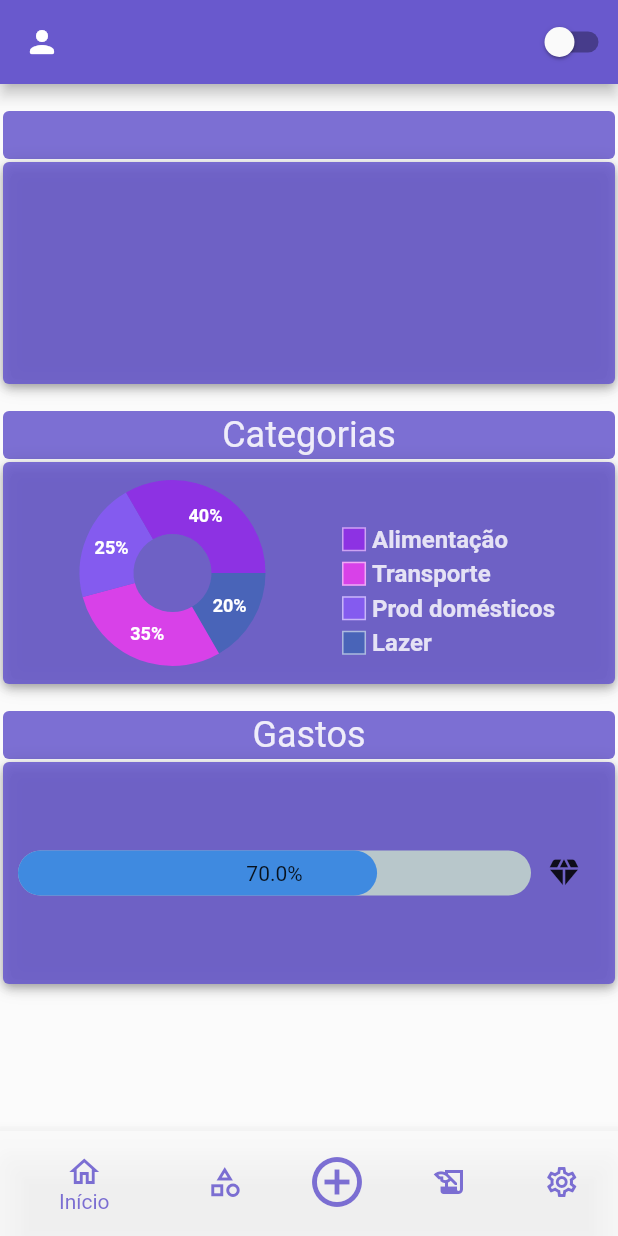
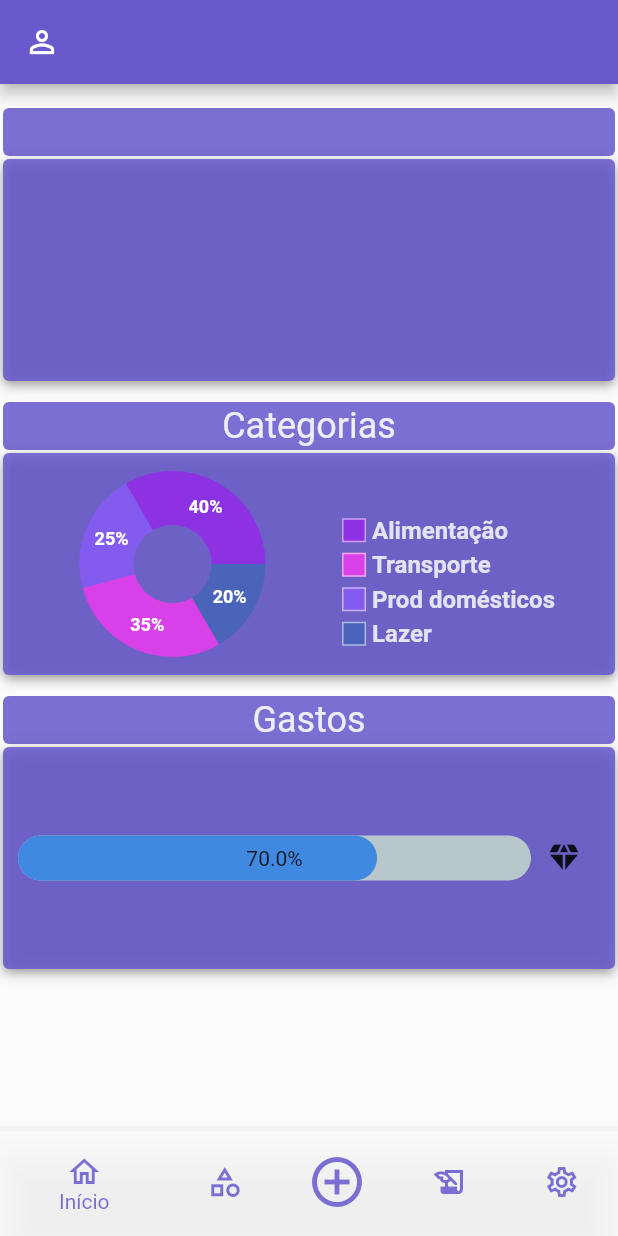
Before and after one commit to proz-tecnologia/PIT03GP06, a Flutter app: the screen it shows after launch, on a phone screen of 412 x 824 dp. Run offline on Flutter 3.47's test engine with Material 2 defaults, Android fonts, the phone set to English and light mode, and no system bars; drawn by our look-alikes of fl_chart, percent_indicator.

Commit message:
Adjustments in feature

```diff
--- a/lib/main.dart
+++ b/lib/main.dart
@@ -19,14 +19,14 @@ class MyApp extends StatelessWidget {
           title: "Crtl'Real",
           theme: ThemeData(
             canvasColor: DarkController.instance.darkmod
-                ? const Color.fromARGB(240, 30, 30, 30)
+                ? Color.fromARGB(255, 41, 41, 41)
                 : const Color.fromARGB(216, 250, 250, 250),
             brightness: DarkController.instance.darkmod
                 ? Brightness.dark
                 : Brightness.light,
             appBarTheme: AppBarTheme(
               backgroundColor: DarkController.instance.darkmod
-                  ? const Color.fromARGB(50, 10, 10, 10)
+                  ? Color.fromARGB(255, 34, 34, 34)
                   : const Color(0xff6959CD),
             ),
           ),
--- a/lib/src/features/home/pages/homepage.dart
+++ b/lib/src/features/home/pages/homepage.dart
@@ -1,12 +1,13 @@
 import 'package:ctrl_real/src/controllers/themes/darmodcontroller.dart';
 import 'package:ctrl_real/src/features/addcategories/pages/addcategorias.dart';
 import 'package:ctrl_real/src/features/historic/pages/historicpage.dart';
-import 'package:ctrl_real/src/features/home/widgets/appbar.dart';
-import 'package:ctrl_real/src/features/home/widgets/bodywidgets/homebody.dart';
+import 'package:ctrl_real/src/features/home/widgets/bodywidgets/balances.dart';
+import 'package:ctrl_real/src/features/home/widgets/bodywidgets/spending.dart';
 import 'package:ctrl_real/src/features/settings/pages/settingspage.dart';
 import 'package:ctrl_real/src/features/home/widgets/drawercustom.dart';
 import 'package:flutter/material.dart';
 import '../../categories/pages/categoriespage.dart';
+import '../widgets/bodywidgets/categories.dart';
 
 class HomePage extends StatefulWidget {
   const HomePage({super.key});
@@ -39,25 +40,33 @@ class _HomePageState extends State<HomePage> {
         child: Scaffold(
       key: _scaffoldKey,
       drawer: const DrawerCuston(),
-      appBar: AppbarCustom(
-        appBar: AppBar(),
+      appBar: AppBar(
         leading: IconButton(
-          icon: const Icon(Icons.person_rounded),
+          icon: const Icon(Icons.person_outline),
           onPressed: () => _scaffoldKey.currentState?.openDrawer(),
         ),
-        widgets: const [
-          ButtonDark(),
-        ],
       ),
       body: PageView(
         onPageChanged: _onItemTapped,
         controller: pagesanimated,
-        children: const [
-          HomeBody(),
-          CategoriesPage(),
-          AddCategories(),
-          HistoricPage(),
-          SettingsPage(),
+        children: [
+          SafeArea(
+              child: SizedBox(
+            height: 653,
+            child: SingleChildScrollView(
+              child: Column(
+                children: const [
+                  Balances(),
+                  Categories(),
+                  Speding(),
+                ],
+              ),
+            ),
+          )),
+          const CategoriesPage(),
+          const AddCategories(),
+          const HistoricPage(),
+          const SettingsPage(),
         ],
       ),
       bottomNavigationBar: AnimatedBuilder(
--- a/lib/src/features/home/widgets/appbar.dart
+++ /dev/null
@@ -1,29 +0,0 @@
-import 'package:flutter/material.dart';
-
-class AppbarCustom extends StatelessWidget implements PreferredSizeWidget {
-  final Image? title;
-  final bool centerTitle = true;
-  final AppBar appBar;
-  final List<Widget>? widgets;
-  final Widget leading;
-
-  const AppbarCustom(
-      {super.key,
-      required this.appBar,
-      this.widgets,
-      required this.leading,
-      this.title});
-
-  @override
-  Widget build(BuildContext context) {
-    return AppBar(
-      title: title,
-      centerTitle: centerTitle,
-      actions: widgets,
-      leading: leading,
-    );
-  }
-
-  @override
-  Size get preferredSize => Size.fromHeight(appBar.preferredSize.height);
-}
--- a/lib/src/features/home/widgets/bodywidgets/balances.dart
+++ b/lib/src/features/home/widgets/bodywidgets/balances.dart
@@ -7,7 +7,7 @@ class Balances extends StatelessWidget {
   @override
   Widget build(BuildContext context) {
     return Padding(
-      padding: const EdgeInsets.all(2),
+      padding: const EdgeInsets.only(top: 16, left: 2, right: 2),
       child: AnimatedBuilder(
         animation: DarkController.instance,
         builder: (BuildContext context, Widget? child) {
@@ -15,7 +15,7 @@ class Balances extends StatelessWidget {
           children: [
             Container(
               decoration: BoxDecoration(
-              color: DarkController.instance.darkmod ? const Color.fromARGB(240, 30, 30, 30) : const Color.fromARGB(220, 104, 89, 205),
+              color: DarkController.instance.darkmod ? const Color.fromARGB(255, 9, 9, 9) : const Color.fromARGB(220, 104, 89, 205),
               boxShadow: kElevationToShadow[0.8],
               borderRadius: BorderRadius.circular(4.0),
               ),
@@ -25,7 +25,7 @@ class Balances extends StatelessWidget {
             const SizedBox(height: 2),
             Container(
               decoration: BoxDecoration(
-              color: DarkController.instance.darkmod ? const Color.fromARGB(240, 30, 30, 30) : const Color.fromARGB(220, 104, 89, 205),
+              color: DarkController.instance.darkmod ? const Color.fromARGB(255, 9, 9, 9) : const Color.fromARGB(220, 104, 89, 205),
               boxShadow: kElevationToShadow[4],
               borderRadius: BorderRadius.circular(4.0),
               ),
--- a/lib/src/features/home/widgets/bodywidgets/categories.dart
+++ b/lib/src/features/home/widgets/bodywidgets/categories.dart
@@ -8,7 +8,7 @@ class Categories extends StatelessWidget {
   @override
   Widget build(BuildContext context) {
     return Padding(
-      padding: const EdgeInsets.all(2),
+      padding: const EdgeInsets.only(top: 14, left: 2, right: 2),
       child: AnimatedBuilder(
         animation: DarkController.instance,
         builder: (BuildContext context, Widget? child) {
@@ -16,7 +16,7 @@ class Categories extends StatelessWidget {
           children: [
             Container(
               decoration: BoxDecoration(
-              color: DarkController.instance.darkmod ? const Color.fromARGB(240, 30, 30, 30) : const Color.fromARGB(220, 104, 89, 205),
+              color: DarkController.instance.darkmod ? const Color.fromARGB(255, 9, 9, 9) : const Color.fromARGB(220, 104, 89, 205),
               boxShadow: kElevationToShadow[0.8],
               borderRadius: BorderRadius.circular(4.0),
               ),
@@ -33,7 +33,7 @@ class Categories extends StatelessWidget {
             const SizedBox(height: 2),
             Container(
               decoration: BoxDecoration(
-              color: DarkController.instance.darkmod ? const Color.fromARGB(240, 30, 30, 30) : const Color.fromARGB(220, 104, 89, 205),
+              color: DarkController.instance.darkmod ? const Color.fromARGB(255, 9, 9, 9) : const Color.fromARGB(220, 104, 89, 205),
               boxShadow: kElevationToShadow[4],
               borderRadius: BorderRadius.circular(4.0),
               ),
--- a/lib/src/features/home/widgets/bodywidgets/homebody.dart
+++ /dev/null
@@ -1,29 +0,0 @@
-import 'package:ctrl_real/src/features/home/widgets/bodywidgets/balances.dart';
-import 'package:ctrl_real/src/features/home/widgets/bodywidgets/categories.dart';
-import 'package:ctrl_real/src/features/home/widgets/bodywidgets/spending.dart';
-import 'package:flutter/material.dart';
-
-class HomeBody extends StatelessWidget {
-  const HomeBody({super.key});
-
-  @override
-  Widget build(BuildContext context) {
-    return SafeArea(
-        child: SizedBox(
-      height: 653,
-      child: SingleChildScrollView(
-        child: Column(
-          children: const [
-            SizedBox(height: 16),
-            Balances(),
-            SizedBox(height: 14),
-            Categories(),
-            SizedBox(height: 14),
-            Speding(),
-            SizedBox(height: 14),
-          ],
-        ),
-      ),
-    ));
-  }
-}
--- a/lib/src/features/home/widgets/bodywidgets/spending.dart
+++ b/lib/src/features/home/widgets/bodywidgets/spending.dart
@@ -8,7 +8,7 @@ class Speding extends StatelessWidget {
   @override
   Widget build(BuildContext context) {
     return Padding(
-      padding: const EdgeInsets.all(2),
+      padding: const EdgeInsets.only(top: 14, left: 2, right: 2),
       child: AnimatedBuilder(
 
           animation: DarkController.instance,
@@ -19,7 +19,7 @@ class Speding extends StatelessWidget {
                 Container(
                   decoration: BoxDecoration(
                     color: DarkController.instance.darkmod
-                        ? const Color.fromARGB(240, 30, 30, 30)
+                        ? const Color.fromARGB(255, 9, 9, 9)
                         : const Color.fromARGB(220, 104, 89, 205),
                     boxShadow: kElevationToShadow[0.8],
                     borderRadius: BorderRadius.circular(4.0),
@@ -36,7 +36,7 @@ class Speding extends StatelessWidget {
                 Container(
                   decoration: BoxDecoration(
                     color: DarkController.instance.darkmod
-                        ? const Color.fromARGB(240, 30, 30, 30)
+                        ? const Color.fromARGB(255, 9, 9, 9)
                         : const Color.fromARGB(220, 104, 89, 205),
                     boxShadow: kElevationToShadow[4],
                     borderRadius: BorderRadius.circular(4.0),
```
